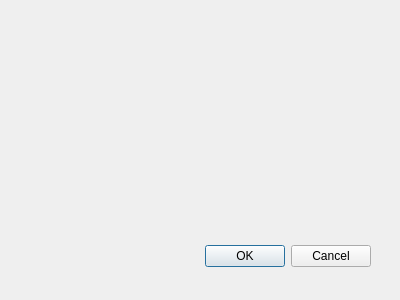
Old version of the form hexmap_qt/hexmap_widgets/dialogs/export_image_dialog.ui in the repository mflagel/asdf_multiplat.
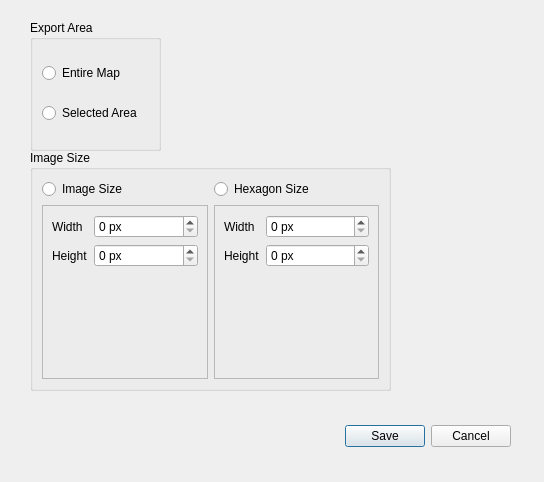
New version of the form.

Commit message: WIP export image dialog box progress

Diff of the .ui file:
```diff
--- a/hexmap_qt/hexmap_widgets/dialogs/export_image_dialog.ui
+++ b/hexmap_qt/hexmap_widgets/dialogs/export_image_dialog.ui
@@ -8,8 +8,8 @@
    <rect>
     <x>0</x>
     <y>0</y>
-    <width>400</width>
-    <height>300</height>
+    <width>544</width>
+    <height>482</height>
    </rect>
   </property>
   <property name="windowTitle">
@@ -18,8 +18,8 @@
   <widget class="QDialogButtonBox" name="buttonBox">
    <property name="geometry">
     <rect>
-     <x>30</x>
-     <y>240</y>
+     <x>170</x>
+     <y>420</y>
      <width>341</width>
      <height>32</height>
     </rect>
@@ -28,9 +28,171 @@
     <enum>Qt::Horizontal</enum>
    </property>
    <property name="standardButtons">
-    <set>QDialogButtonBox::Cancel|QDialogButtonBox::Ok</set>
+    <set>QDialogButtonBox::Cancel|QDialogButtonBox::Save</set>
    </property>
   </widget>
+  <widget class="QGroupBox" name="groupBox">
+   <property name="geometry">
+    <rect>
+     <x>30</x>
+     <y>20</y>
+     <width>131</width>
+     <height>131</height>
+    </rect>
+   </property>
+   <property name="title">
+    <string>Export Area</string>
+   </property>
+   <layout class="QVBoxLayout" name="verticalLayout">
+    <item>
+     <widget class="QRadioButton" name="radioButton">
+      <property name="text">
+       <string>Entire Map</string>
+      </property>
+     </widget>
+    </item>
+    <item>
+     <widget class="QRadioButton" name="radioButton_2">
+      <property name="text">
+       <string>Selected Area</string>
+      </property>
+     </widget>
+    </item>
+   </layout>
+  </widget>
+  <widget class="QGroupBox" name="groupBox_2">
+   <property name="geometry">
+    <rect>
+     <x>30</x>
+     <y>150</y>
+     <width>361</width>
+     <height>241</height>
+    </rect>
+   </property>
+   <property name="title">
+    <string>Image Size</string>
+   </property>
+   <layout class="QGridLayout" name="gridLayout">
+    <item row="1" column="0">
+     <widget class="QFrame" name="frame">
+      <property name="frameShape">
+       <enum>QFrame::StyledPanel</enum>
+      </property>
+      <property name="frameShadow">
+       <enum>QFrame::Raised</enum>
+      </property>
+      <layout class="QFormLayout" name="formLayout">
+       <item row="1" column="1">
+        <widget class="QSpinBox" name="spinBox_2">
+         <property name="sizePolicy">
+          <sizepolicy hsizetype="MinimumExpanding" vsizetype="Fixed">
+           <horstretch>0</horstretch>
+           <verstretch>0</verstretch>
+          </sizepolicy>
+         </property>
+         <property name="suffix">
+          <string notr="true"> px</string>
+         </property>
+        </widget>
+       </item>
+       <item row="0" column="1">
+        <widget class="QSpinBox" name="spinBox">
+         <property name="sizePolicy">
+          <sizepolicy hsizetype="MinimumExpanding" vsizetype="Fixed">
+           <horstretch>0</horstretch>
+           <verstretch>0</verstretch>
+          </sizepolicy>
+         </property>
+         <property name="suffix">
+          <string notr="true"> px</string>
+         </property>
+        </widget>
+       </item>
+       <item row="0" column="0">
+        <widget class="QLabel" name="label">
+         <property name="text">
+          <string>Width</string>
+         </property>
+        </widget>
+       </item>
+       <item row="1" column="0">
+        <widget class="QLabel" name="label_2">
+         <property name="text">
+          <string>Height</string>
+         </property>
+        </widget>
+       </item>
+      </layout>
+     </widget>
+    </item>
+    <item row="1" column="1">
+     <widget class="QFrame" name="frame_2">
+      <property name="frameShape">
+       <enum>QFrame::StyledPanel</enum>
+      </property>
+      <property name="frameShadow">
+       <enum>QFrame::Raised</enum>
+      </property>
+      <layout class="QFormLayout" name="formLayout_2">
+       <item row="0" column="0">
+        <widget class="QLabel" name="label_3">
+         <property name="text">
+          <string>Width</string>
+         </property>
+        </widget>
+       </item>
+       <item row="0" column="1">
+        <widget class="QSpinBox" name="spinBox_3">
+         <property name="sizePolicy">
+          <sizepolicy hsizetype="MinimumExpanding" vsizetype="Fixed">
+           <horstretch>0</horstretch>
+           <verstretch>0</verstretch>
+          </sizepolicy>
+         </property>
+         <property name="suffix">
+          <string notr="true"> px</string>
+         </property>
+        </widget>
+       </item>
+       <item row="1" column="0">
+        <widget class="QLabel" name="label_4">
+         <property name="text">
+          <string>Height</string>
+         </property>
+        </widget>
+       </item>
+       <item row="1" column="1">
+        <widget class="QSpinBox" name="spinBox_4">
+         <property name="sizePolicy">
+          <sizepolicy hsizetype="MinimumExpanding" vsizetype="Fixed">
+           <horstretch>0</horstretch>
+           <verstretch>0</verstretch>
+          </sizepolicy>
+         </property>
+         <property name="suffix">
+          <string notr="true"> px</string>
+         </property>
+        </widget>
+       </item>
+      </layout>
+     </widget>
+    </item>
+    <item row="0" column="0">
+     <widget class="QRadioButton" name="radioButton_4">
+      <property name="text">
+       <string>Image Size</string>
+      </property>
+     </widget>
+    </item>
+    <item row="0" column="1">
+     <widget class="QRadioButton" name="radioButton_5">
+      <property name="text">
+       <string>Hexagon Size</string>
+      </property>
+     </widget>
+    </item>
+   </layout>
+  </widget>
  </widget>
  <pixmapfunction/>
  <resources/>
```
Left out of the diff: 7 changed lines with no effect on the pictures.
